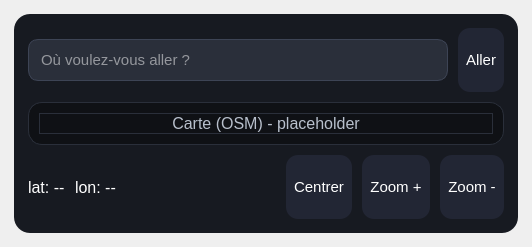
Eliasgnd/InterfaceGPS-pyqt, file navigationpage.ui: the form before one commit.
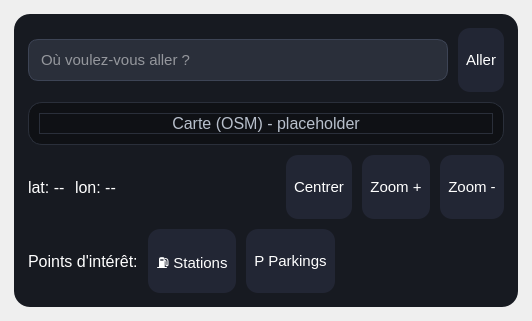
The form after the commit.

What changed in the file:
```diff
--- a/navigationpage.ui
+++ b/navigationpage.ui
@@ -88,6 +88,27 @@
        </layout>
       </item>
 
+      <item>
+       <layout class="QHBoxLayout" name="rowPOI">
+        <property name="spacing"><number>10</number></property>
+        <item><widget class="QLabel" name="lblPOI"><property name="text"><string>Points d'intérêt:</string></property><property name="styleSheet"><string notr="true">QLabel{font-size:16px;}</string></property></widget></item>
+        <item><widget class="QPushButton" name="btnGas">
+          <property name="text"><string>⛽ Stations</string></property>
+          <property name="minimumWidth"><number>120</number></property>
+        </widget></item>
+        <item><widget class="QPushButton" name="btnParking">
+          <property name="text"><string>P Parkings</string></property>
+          <property name="minimumWidth"><number>120</number></property>
+        </widget></item>
+        <item>
+         <spacer name="spPOI">
+          <property name="orientation"><enum>Qt::Horizontal</enum></property>
+          <property name="sizeHint" stdset="0"><size><width>40</width><height>10</height></size></property>
+         </spacer>
+        </item>
+       </layout>
+      </item>
+
      </layout>
     </widget>
    </item>
```
